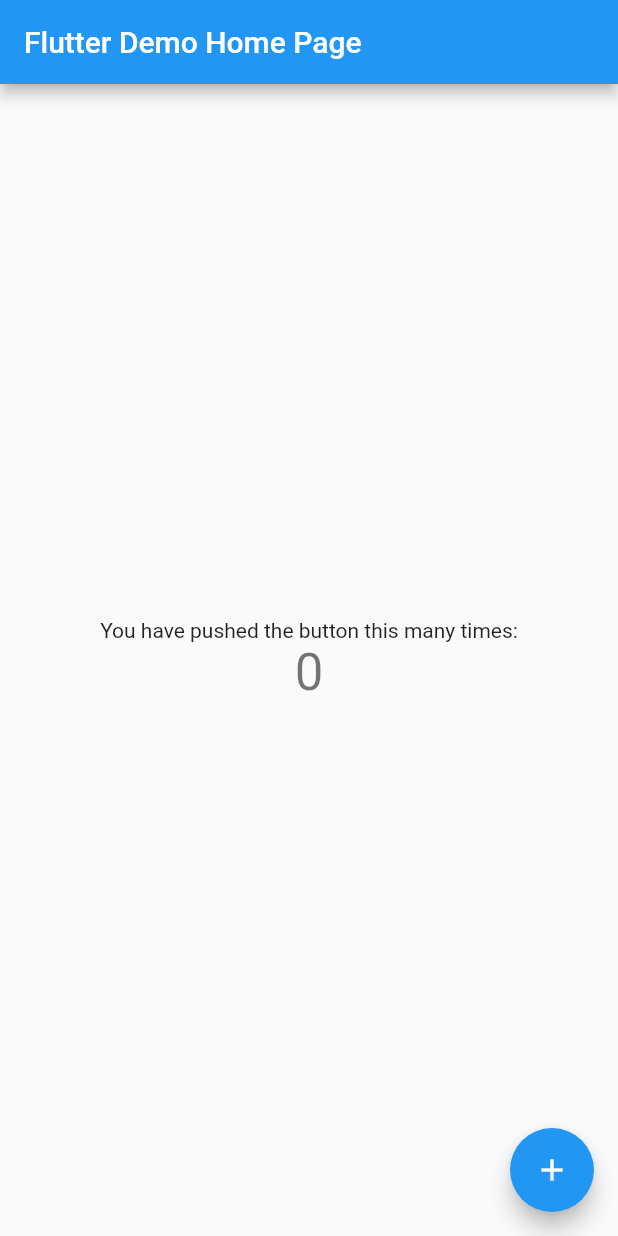
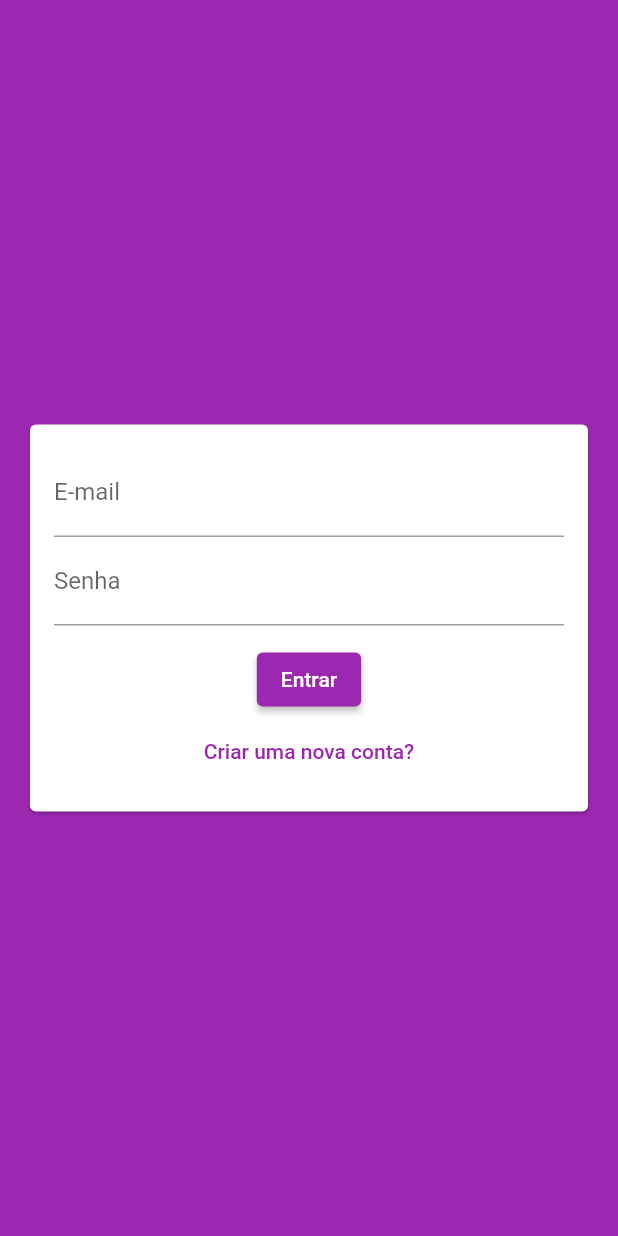
Before and after one commit to Alanssrv/chat-app, a Flutter app: the screen it shows after launch, on a phone screen of 412 x 824 dp. Run offline on Flutter 3.47's test engine with Material 2 defaults, Android fonts, the phone set to English and light mode, and no system bars; our stand-ins replace image_picker.

Commit message:
auth page

```diff
--- /dev/null
+++ b/lib/components/auth_form.dart
@@ -0,0 +1,124 @@
+import 'dart:io';
+
+import 'package:chat/components/user_image_picker.dart';
+import 'package:chat/models/auth_form_data.dart';
+import 'package:flutter/material.dart';
+
+class AuthForm extends StatefulWidget {
+  final void Function(AuthFormData) onSubmit;
+
+  AuthForm({required this.onSubmit, Key? key}) : super(key: key);
+
+  @override
+  State<AuthForm> createState() => _AuthFormState();
+}
+
+class _AuthFormState extends State<AuthForm> {
+  final _formKey = GlobalKey<FormState>();
+
+  final _authFormData = AuthFormData();
+
+  void _handleImagePick(File image) {
+    _authFormData.image = image;
+  }
+
+  void _showError(String message) {
+    ScaffoldMessenger.of(context).showSnackBar(SnackBar(
+      content: Text(message),
+      backgroundColor: Theme.of(context).colorScheme.error,
+    ));
+  }
+
+  void _submit() {
+    final isValid = _formKey.currentState?.validate() ?? false;
+    if (!isValid) return;
+
+    if (_authFormData.image == null && _authFormData.isSignUp) {
+      return _showError('Imagem não selecionada');
+    }
+
+    widget.onSubmit(_authFormData);
+  }
+
+  @override
+  Widget build(BuildContext context) {
+    return Card(
+      margin: const EdgeInsets.all(20.0),
+      child: Padding(
+        padding: const EdgeInsets.all(16.0),
+        child: Form(
+          key: _formKey,
+          child: Column(
+            children: [
+              if (_authFormData.isSignUp)
+                UserImagePicker(
+                  onImagePick: _handleImagePick,
+                ),
+              if (_authFormData.isSignUp)
+                TextFormField(
+                  key: ValueKey('name'),
+                  initialValue: _authFormData.name,
+                  onChanged: (name) => _authFormData.name = name,
+                  decoration: const InputDecoration(labelText: 'Nome'),
+                  validator: (_name) {
+                    String name = _name ?? '';
+                    if (name.trim().length < 3) {
+                      return 'Nome deve ter pelo menos 3 caracteres';
+                    }
+                    return null;
+                  },
+                ),
+              TextFormField(
+                key: ValueKey('email'),
+                initialValue: _authFormData.email,
+                onChanged: (email) => _authFormData.email = email,
+                decoration: const InputDecoration(labelText: 'E-mail'),
+                validator: (_email) {
+                  String email = _email ?? '';
+                  if (!email.contains('@')) {
+                    return 'E-mail informado não é válido';
+                  }
+                  return null;
+                },
+              ),
+              TextFormField(
+                key: ValueKey('password'),
+                initialValue: _authFormData.password,
+                onChanged: (password) => _authFormData.password = password,
+                obscureText: true,
+                decoration: const InputDecoration(labelText: 'Senha'),
+                validator: (_password) {
+                  String password = _password ?? '';
+                  if (password.contains(' ')) {
+                    return 'Senha não pode conter espaços em branco';
+                  }
+                  if (password.length < 6) {
+                    return 'Senha deve conter pelo menos 6 caracteres';
+                  }
+                  return null;
+                },
+              ),
+              const SizedBox(
+                height: 12,
+              ),
+              ElevatedButton(
+                onPressed: _submit,
+                child: Text(_authFormData.isLogin ? 'Entrar' : 'Cadastrar'),
+              ),
+              TextButton(
+                child: Text(_authFormData.isLogin
+                    ? 'Criar uma nova conta?'
+                    : 'Já possui conta?'),
+                onPressed: () {
+                  setState(() {
+                    _authFormData.toggleAuthMode();
+                  });
+                },
+              )
+            ],
+          ),
+        ),
+      ),
+    );
+  }
+}
--- a/lib/main.dart
+++ b/lib/main.dart
@@ -1,3 +1,5 @@
+import 'package:chat/pages/auth_page.dart';
+import 'package:chat/pages/loading_page.dart';
 import 'package:flutter/material.dart';
 
 void main() {
@@ -9,59 +11,16 @@ class MyApp extends StatelessWidget {
 
   @override
   Widget build(BuildContext context) {
+    final theme = ThemeData();
     return MaterialApp(
       title: 'Flutter Demo',
-      theme: ThemeData(
-        primarySwatch: Colors.blue,
+      debugShowCheckedModeBanner: false,
+      theme: theme.copyWith(
+        colorScheme: theme.colorScheme.copyWith(
+          primary: Colors.purple,
+        ),
       ),
-      home: const MyHomePage(title: 'Flutter Demo Home Page'),
+      home: AuthPage(),
     );
   }
 }
-
-class MyHomePage extends StatefulWidget {
-  const MyHomePage({Key? key, required this.title}) : super(key: key);
-
-  final String title;
-
-  @override
-  State<MyHomePage> createState() => _MyHomePageState();
-}
-
-class _MyHomePageState extends State<MyHomePage> {
-  int _counter = 0;
-
-  void _incrementCounter() {
-    setState(() {
-      _counter++;
-    });
-  }
-
-  @override
-  Widget build(BuildContext context) {
-    return Scaffold(
-      appBar: AppBar(
-        title: Text(widget.title),
-      ),
-      body: Center(
-        child: Column(
-          mainAxisAlignment: MainAxisAlignment.center,
-          children: <Widget>[
-            const Text(
-              'You have pushed the button this many times:',
-            ),
-            Text(
-              '$_counter',
-              style: Theme.of(context).textTheme.headline4,
-            ),
-          ],
-        ),
-      ),
-      floatingActionButton: FloatingActionButton(
-        onPressed: _incrementCounter,
-        tooltip: 'Increment',
-        child: const Icon(Icons.add),
-      ),
-    );
-  }
-}
--- /dev/null
+++ b/lib/models/auth_form_data.dart
@@ -0,0 +1,19 @@
+import 'dart:io';
+
+enum AuthMode { SignUp, Login }
+
+class AuthFormData {
+  String name = '';
+  String email = '';
+  String password = '';
+  File? image;
+  AuthMode _mode = AuthMode.Login;
+
+  bool get isLogin => (_mode == AuthMode.Login);
+
+  bool get isSignUp => (_mode == AuthMode.SignUp);
+
+  void toggleAuthMode() {
+    _mode = isLogin ? AuthMode.SignUp : AuthMode.Login;
+  }
+}
--- /dev/null
+++ b/lib/pages/auth_page.dart
@@ -0,0 +1,44 @@
+import 'package:chat/components/auth_form.dart';
+import 'package:chat/models/auth_form_data.dart';
+import 'package:flutter/material.dart';
+
+class AuthPage extends StatefulWidget {
+  const AuthPage({Key? key}) : super(key: key);
+
+  @override
+  State<AuthPage> createState() => _AuthPageState();
+}
+
+class _AuthPageState extends State<AuthPage> {
+  bool _isLoading = false;
+
+  void _handleSubmit(AuthFormData formData) {
+    setState(() => _isLoading = true);
+    setState(() => _isLoading = false);
+  }
+
+  @override
+  Widget build(BuildContext context) {
+    return Scaffold(
+      backgroundColor: Theme.of(context).colorScheme.primary,
+      body: Stack(
+        children: [
+          Center(
+            child: SingleChildScrollView(
+              child: AuthForm(
+                onSubmit: _handleSubmit,
+              ),
+            ),
+          ),
+          if (_isLoading)
+            Container(
+              decoration: const BoxDecoration(
+                color: Color.fromRGBO(0, 0, 0, 0.5),
+              ),
+              child: const Center(child: CircularProgressIndicator()),
+            ),
+        ],
+      ),
+    );
+  }
+}
--- a/pubspec.yaml
+++ b/pubspec.yaml
@@ -34,6 +34,7 @@ dependencies:
   # The following adds the Cupertino Icons font to your application.
   # Use with the CupertinoIcons class for iOS style icons.
   cupertino_icons: ^1.0.2
+  image_picker: ^0.8.4+10
 
 dev_dependencies:
   flutter_test:
```
Also changed, not shown: lib/components/user_image_picker.dart (added, +63 -0 lines), lib/pages/loading_page.dart (added, +27 -0 lines), pubspec.lock.
